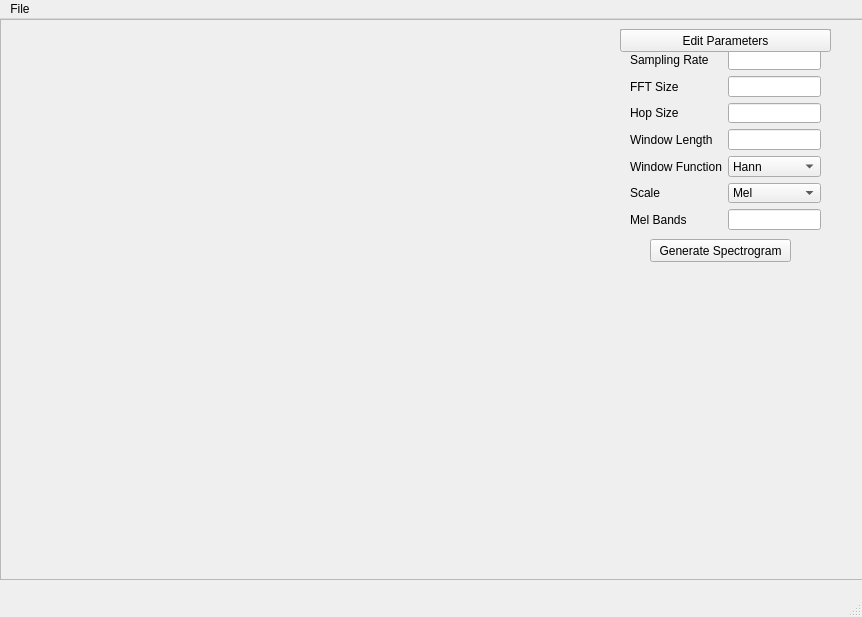
Qt form spec-shower-ui.ui (Kuwisu/SRS-2024) before a commit.
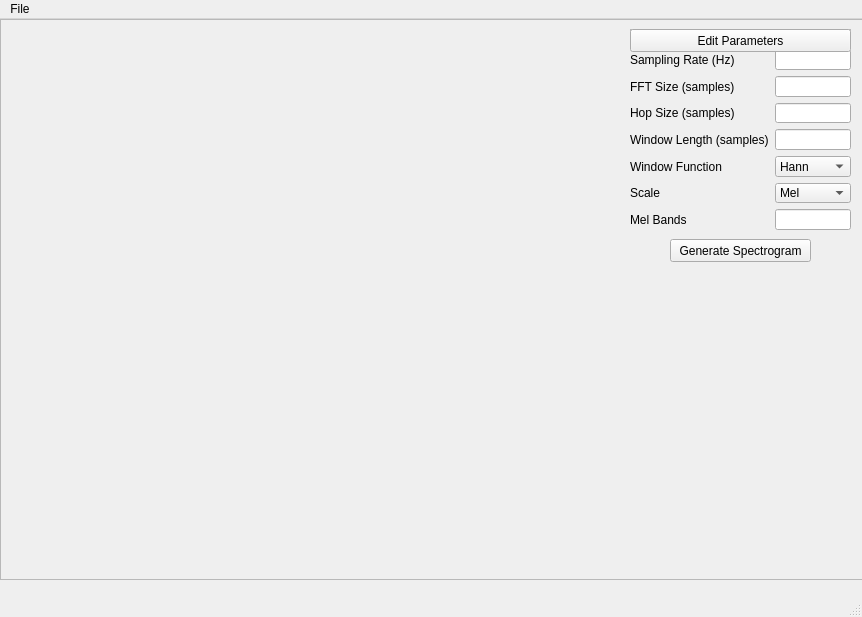
The same form after that commit.

Commit message: added file format verification

Patch:
```diff
--- a/spec-shower-ui.ui
+++ b/spec-shower-ui.ui
@@ -19,7 +19,7 @@
      <rect>
       <x>0</x>
       <y>0</y>
-      <width>871</width>
+      <width>951</width>
       <height>561</height>
      </rect>
     </property>
@@ -36,9 +36,9 @@
     </property>
     <property name="geometry">
      <rect>
-      <x>620</x>
+      <x>630</x>
       <y>10</y>
-      <width>211</width>
+      <width>221</width>
       <height>241</height>
      </rect>
     </property>
@@ -53,7 +53,7 @@
       <rect>
        <x>0</x>
        <y>0</y>
-       <width>211</width>
+       <width>221</width>
        <height>23</height>
       </rect>
      </property>
@@ -66,7 +66,7 @@
       <rect>
        <x>0</x>
        <y>20</y>
-       <width>211</width>
+       <width>241</width>
        <height>221</height>
       </rect>
      </property>
@@ -76,9 +76,9 @@
      <widget class="QWidget" name="formLayoutWidget">
       <property name="geometry">
        <rect>
-        <x>10</x>
+        <x>0</x>
         <y>0</y>
-        <width>191</width>
+        <width>221</width>
         <height>181</height>
        </rect>
       </property>
@@ -86,7 +86,7 @@
        <item row="0" column="0">
         <widget class="QLabel" name="rateLabel">
          <property name="text">
-          <string>Sampling Rate</string>
+          <string>Sampling Rate (Hz)</string>
          </property>
         </widget>
        </item>
@@ -96,7 +96,7 @@
        <item row="1" column="0">
         <widget class="QLabel" name="fftLabel">
          <property name="text">
-          <string>FFT Size</string>
+          <string>FFT Size (samples)</string>
          </property>
         </widget>
        </item>
@@ -106,7 +106,7 @@
        <item row="2" column="0">
         <widget class="QLabel" name="hopLabel">
          <property name="text">
-          <string>Hop Size</string>
+          <string>Hop Size (samples)</string>
          </property>
         </widget>
        </item>
@@ -116,7 +116,7 @@
        <item row="3" column="0">
         <widget class="QLabel" name="lengthLabel">
          <property name="text">
-          <string>Window Length</string>
+          <string>Window Length (samples)</string>
          </property>
         </widget>
        </item>
@@ -190,7 +190,7 @@
      <widget class="QPushButton" name="createButton">
       <property name="geometry">
        <rect>
-        <x>30</x>
+        <x>40</x>
         <y>190</y>
         <width>141</width>
         <height>23</height>
```
The commit also changes 1 other file.
